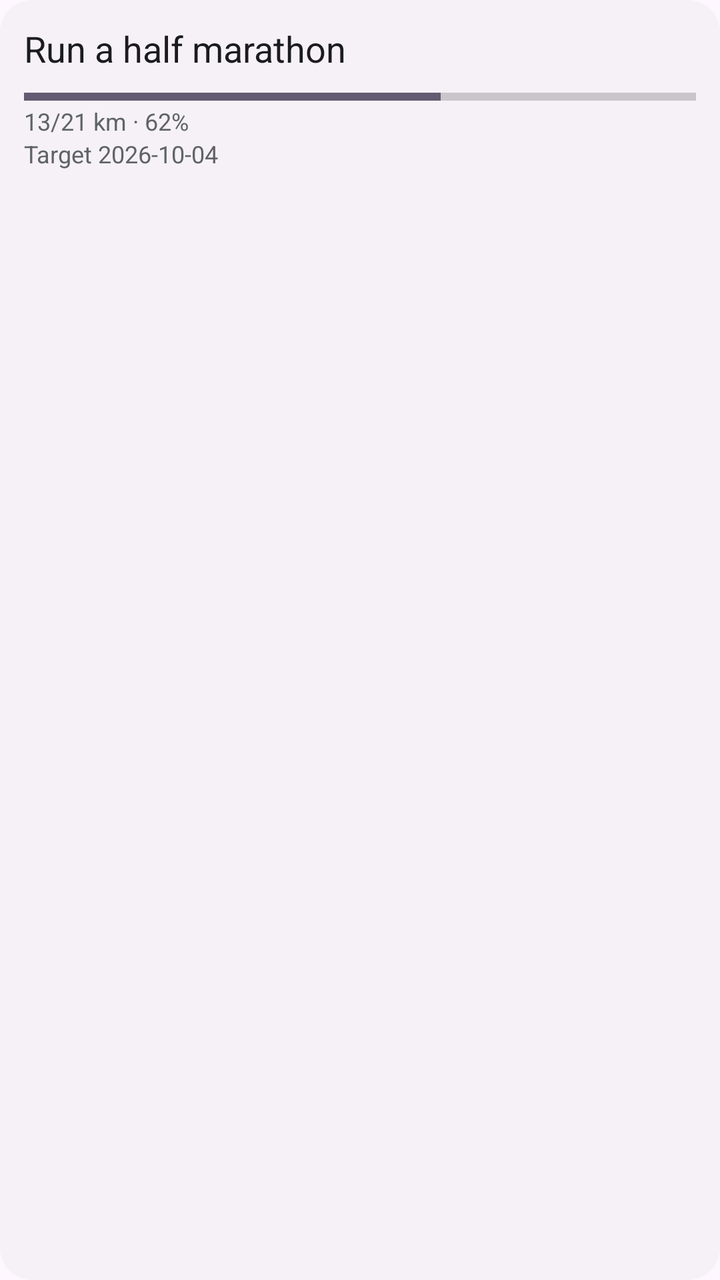
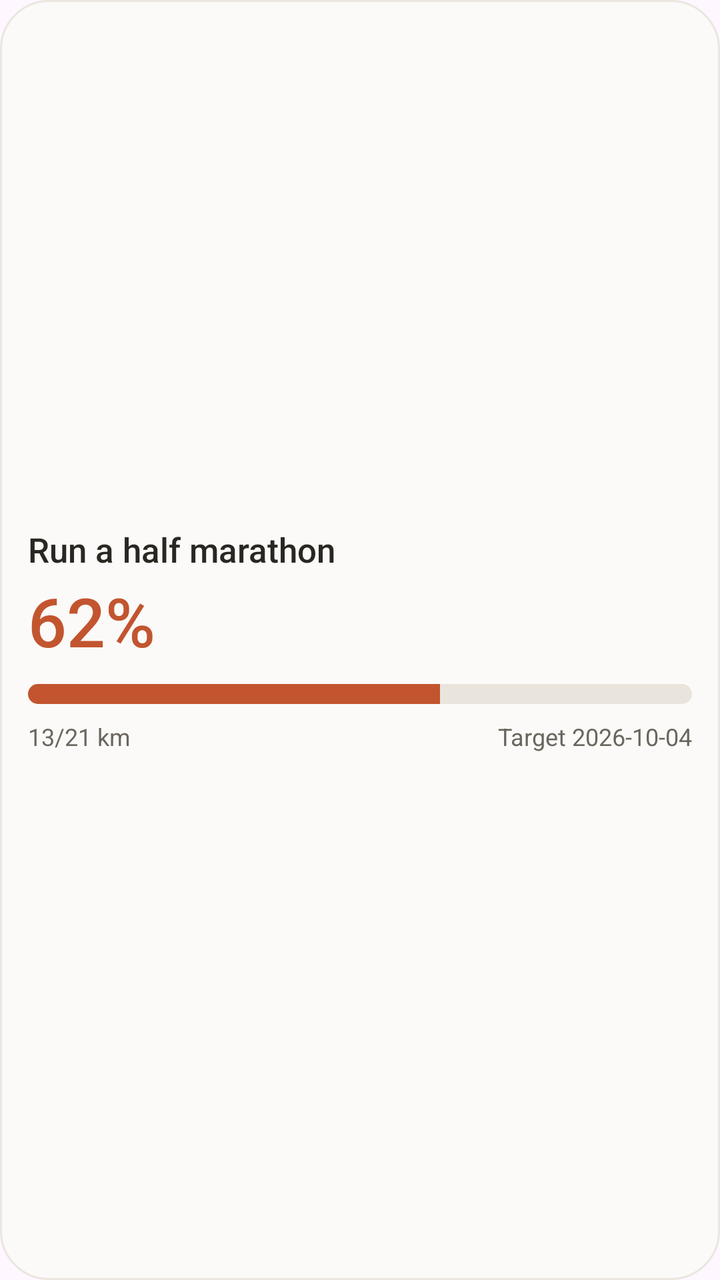

Screens rendered from an Android XML layout before and after an edit, with the pre-edit source and the edit as a unified diff.
<!-- AndroidManifest.xml: application theme Theme.orbit_app -->
<!-- res/layout/widget_goal_preview.xml -->
<?xml version="1.0" encoding="utf-8"?>
<LinearLayout xmlns:android="http://schemas.android.com/apk/res/android" android:layout_width="match_parent" android:layout_height="match_parent" android:background="@drawable/widget_panel" android:orientation="vertical" android:padding="12dp">
    <TextView android:layout_width="wrap_content" android:layout_height="wrap_content" android:singleLine="true" android:text="@string/preview_goal_title" android:textColor="@color/widget_text" android:textSize="18sp" />
    <ProgressBar style="?android:attr/progressBarStyleHorizontal" android:layout_width="match_parent" android:layout_height="8dp" android:layout_marginTop="8dp" android:max="100" android:progress="62" />
    <TextView android:layout_width="wrap_content" android:layout_height="wrap_content" android:singleLine="true" android:text="@string/preview_goal_numbers" android:textColor="@color/widget_muted" android:textSize="12sp" />
    <TextView android:layout_width="wrap_content" android:layout_height="wrap_content" android:singleLine="true" android:text="@string/preview_goal_target" android:textColor="@color/widget_muted" android:textSize="12sp" />
</LinearLayout>
<!-- resources referenced by this layout -->
<resources>
  <color name="widget_muted">#5F6368</color>
  <color name="widget_text">#1B1B1F</color>
  <!-- drawable widget_panel (drawable) -->
  <?xml version="1.0" encoding="utf-8"?>
  <shape xmlns:android="http://schemas.android.com/apk/res/android"
      android:shape="rectangle">
      <solid android:color="@color/widget_panel" />
      <corners android:radius="16dp" />
  </shape>
  <string name="preview_goal_numbers">"13/21 km · 62%"</string>
  <string name="preview_goal_target">"Target 2026-10-04"</string>
  <string name="preview_goal_title">"Run a half marathon"</string>
  <style name="Theme.orbit_app" parent="Theme.Material3.DayNight.NoActionBar">
          
      </style>
  <color name="widget_panel">#CCF3F1F6</color>
</resources>

<!-- the commit's change to res/layout/widget_goal_preview.xml (unified diff, before → after) -->
@@ -1,7 +1,10 @@
 <?xml version="1.0" encoding="utf-8"?>
-<LinearLayout xmlns:android="http://schemas.android.com/apk/res/android" android:layout_width="match_parent" android:layout_height="match_parent" android:background="@drawable/widget_panel" android:orientation="vertical" android:padding="12dp">
-    <TextView android:layout_width="wrap_content" android:layout_height="wrap_content" android:singleLine="true" android:text="@string/preview_goal_title" android:textColor="@color/widget_text" android:textSize="18sp" />
-    <ProgressBar style="?android:attr/progressBarStyleHorizontal" android:layout_width="match_parent" android:layout_height="8dp" android:layout_marginTop="8dp" android:max="100" android:progress="62" />
-    <TextView android:layout_width="wrap_content" android:layout_height="wrap_content" android:singleLine="true" android:text="@string/preview_goal_numbers" android:textColor="@color/widget_muted" android:textSize="12sp" />
-    <TextView android:layout_width="wrap_content" android:layout_height="wrap_content" android:singleLine="true" android:text="@string/preview_goal_target" android:textColor="@color/widget_muted" android:textSize="12sp" />
+<LinearLayout xmlns:android="http://schemas.android.com/apk/res/android" android:layout_width="match_parent" android:layout_height="match_parent" android:background="@drawable/widget_panel" android:gravity="center_vertical" android:orientation="vertical" android:padding="14dp">
+    <TextView android:layout_width="match_parent" android:layout_height="wrap_content" android:ellipsize="end" android:fontFamily="sans-serif-medium" android:maxLines="2" android:text="@string/preview_goal_title" android:textColor="@color/widget_text" android:textSize="17sp" />
+    <TextView android:layout_width="wrap_content" android:layout_height="wrap_content" android:layout_marginTop="6dp" android:fontFamily="sans-serif-medium" android:includeFontPadding="false" android:text="62%" android:textColor="@color/widget_accent" android:textSize="34sp" />
+    <ProgressBar style="?android:attr/progressBarStyleHorizontal" android:layout_width="match_parent" android:layout_height="10dp" android:layout_marginTop="10dp" android:max="100" android:progress="62" android:progressDrawable="@drawable/widget_progress" />
+    <LinearLayout android:layout_width="match_parent" android:layout_height="wrap_content" android:layout_marginTop="8dp" android:orientation="horizontal">
+        <TextView android:layout_width="0dp" android:layout_height="wrap_content" android:layout_weight="1" android:text="13/21 km" android:textColor="@color/widget_muted" android:textSize="12sp" />
+        <TextView android:layout_width="wrap_content" android:layout_height="wrap_content" android:text="@string/preview_goal_target" android:textColor="@color/widget_muted" android:textSize="12sp" />
+    </LinearLayout>
 </LinearLayout>
<!-- resource entries referenced after the edit -->
@@ -1,20 +1,40 @@
 <!-- resources referenced by this layout -->
 <resources>
-  <color name="widget_muted">#5F6368</color>
-  <color name="widget_text">#1B1B1F</color>
+  <color name="widget_accent">#C2552F</color>
+  <color name="widget_muted">#6B665E</color>
+  <color name="widget_text">#2A2723</color>
   <!-- drawable widget_panel (drawable) -->
   <?xml version="1.0" encoding="utf-8"?>
-  <shape xmlns:android="http://schemas.android.com/apk/res/android"
-      android:shape="rectangle">
+  <shape xmlns:android="http://schemas.android.com/apk/res/android" android:shape="rectangle">
       <solid android:color="@color/widget_panel" />
-      <corners android:radius="16dp" />
+      <corners android:radius="24dp" />
+      <stroke android:width="1dp" android:color="@color/widget_line" />
   </shape>
-  <string name="preview_goal_numbers">"13/21 km · 62%"</string>
+  <!-- drawable widget_progress (drawable) -->
+  <?xml version="1.0" encoding="utf-8"?>
+  <layer-list xmlns:android="http://schemas.android.com/apk/res/android">
+      <item android:id="@android:id/background">
+          <shape android:shape="rectangle">
+              <solid android:color="@color/widget_sunk" />
+              <corners android:radius="5dp" />
+          </shape>
+      </item>
+      <item android:id="@android:id/progress">
+          <clip>
+              <shape android:shape="rectangle">
+                  <solid android:color="@color/widget_accent" />
+                  <corners android:radius="5dp" />
+              </shape>
+          </clip>
+      </item>
+  </layer-list>
   <string name="preview_goal_target">"Target 2026-10-04"</string>
   <string name="preview_goal_title">"Run a half marathon"</string>
   <style name="Theme.orbit_app" parent="Theme.Material3.DayNight.NoActionBar">
           
       </style>
-  <color name="widget_panel">#CCF3F1F6</color>
+  <color name="widget_panel">#FBFAF8</color>
+  <color name="widget_line">#EBE7E0</color>
+  <color name="widget_sunk">#E9E4DC</color>
 </resources>
 
